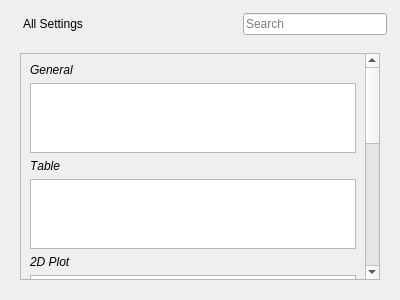
First picture: the form in alphaplot/src/ui/SettingsDialog.ui, repository narunlifescience/AlphaPlot, before the edit.
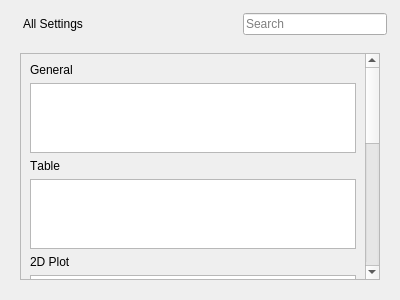
Second picture: the form after the edit. Custom widgets are drawn as their Qt base class.

Commit message: Table settings

Patch:
```diff
--- a/alphaplot/src/ui/SettingsDialog.ui
+++ b/alphaplot/src/ui/SettingsDialog.ui
@@ -102,7 +102,7 @@
              <property name="font">
               <font>
                <weight>50</weight>
-               <italic>true</italic>
+               <italic>false</italic>
                <bold>false</bold>
               </font>
              </property>
@@ -135,7 +135,7 @@
              <property name="font">
               <font>
                <weight>50</weight>
-               <italic>true</italic>
+               <italic>false</italic>
                <bold>false</bold>
                <kerning>false</kerning>
               </font>
@@ -153,7 +153,7 @@
              <property name="font">
               <font>
                <weight>50</weight>
-               <italic>true</italic>
+               <italic>false</italic>
                <bold>false</bold>
               </font>
              </property>
```
Left out of the diff: 6 changed lines with no effect on the pictures. The commit also changes 32 other files.
